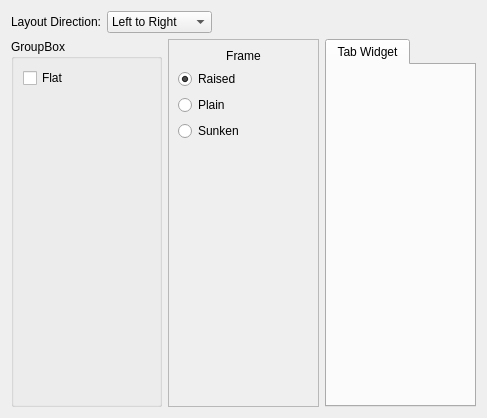
Old version of the form kstyles/oxygen/demo/ui/oxygenframedemowidget.ui in the repository mgottschlag/kwin-tiling.
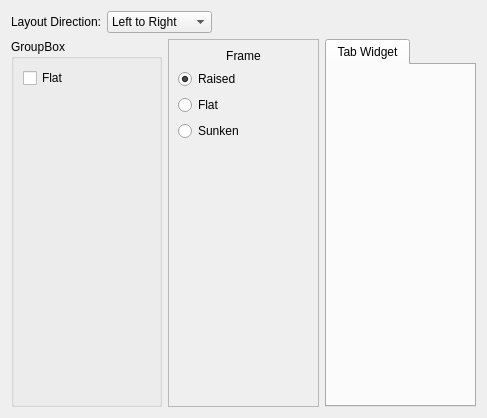
New version of the form. Custom widgets are drawn as their Qt base class.

Commit message: Added comments for sting translation. Changed Plain into Flat for Oxygen-demo, frame tab. BUG: 254815

```diff
--- a/kstyles/oxygen/demo/ui/oxygenframedemowidget.ui
+++ b/kstyles/oxygen/demo/ui/oxygenframedemowidget.ui
@@ -131,7 +131,7 @@
            <bool>true</bool>
           </property>
           <property name="text">
-           <string>Plain</string>
+           <string extracomment="Flat frame. No frame is actually drawn.">Flat</string>
           </property>
          </widget>
         </item>
```
Left out of the diff: 2 changed lines with no effect on the pictures. The commit also changes 1 other file.
